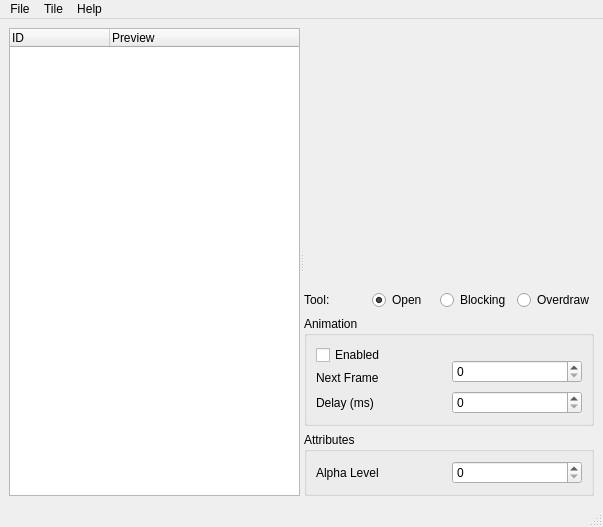
Before: the Qt Designer form tileset_editor/src/ui/mainwindow.ui in mbpolan/freerpg, drawn with Qt 5.
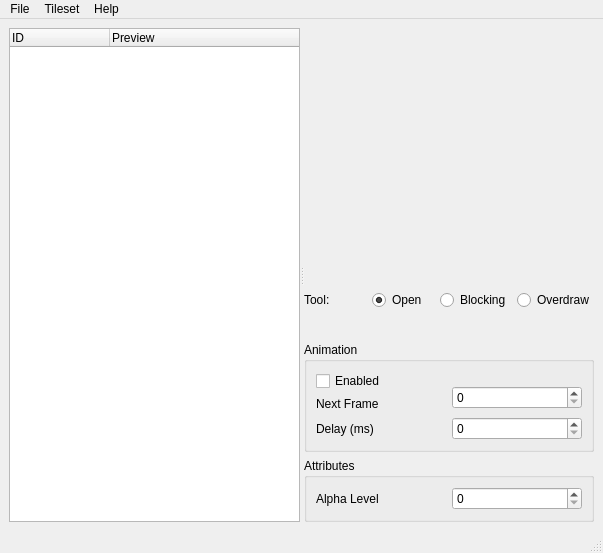
After: the same form once the commit is applied. Custom widgets are drawn as their Qt base class.

Commit message:
* server changes:   - Implemented sending map data to client upon initial login.   - Implemented engine class for controlling game mechanics.   - Tilesets are now loaded using C I/O functions.   - Fixed major bug in packet class where the wrong bitwise shift was used.
* client changes:
  - Added Slick game library.
  - Added sample tileset.
  - Map graphics are loaded and displayed on screen upon login.
  - Tileset loading now respects endianness.

* tileset_editor changes:
  - Added dialog to edit tileset meta data.
  - Fixed bug where author name and tileset name were not saved.

The edit to the form file:
```diff
--- a/tileset_editor/src/ui/mainwindow.ui
+++ b/tileset_editor/src/ui/mainwindow.ui
@@ -7,7 +7,7 @@
     <x>0</x>
     <y>0</y>
     <width>603</width>
-    <height>514</height>
+    <height>553</height>
    </rect>
   </property>
   <property name="windowTitle">
@@ -32,7 +32,7 @@
         </property>
        </column>
       </widget>
-      <widget class="QWidget" name="">
+      <widget class="QWidget" name="layoutWidget">
        <layout class="QVBoxLayout" name="verticalLayout">
         <item>
          <widget class="TileEditor" name="editor" native="true">
@@ -202,7 +202,7 @@
    </widget>
    <widget class="QMenu" name="menuTile">
     <property name="title">
-     <string>Tile</string>
+     <string>Tileset</string>
     </property>
     <addaction name="actionAdd"/>
     <addaction name="actionRemove"/>
```
Left out of the diff: 7 changed lines with no effect on the pictures. The commit also changes 40 other files.
